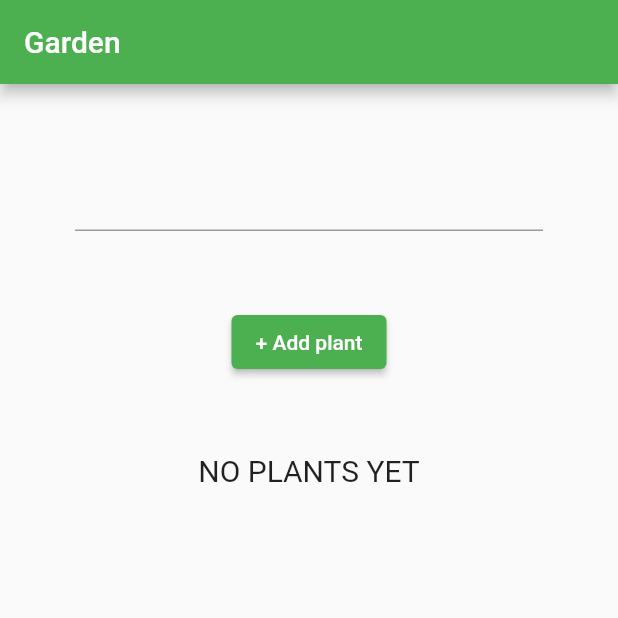
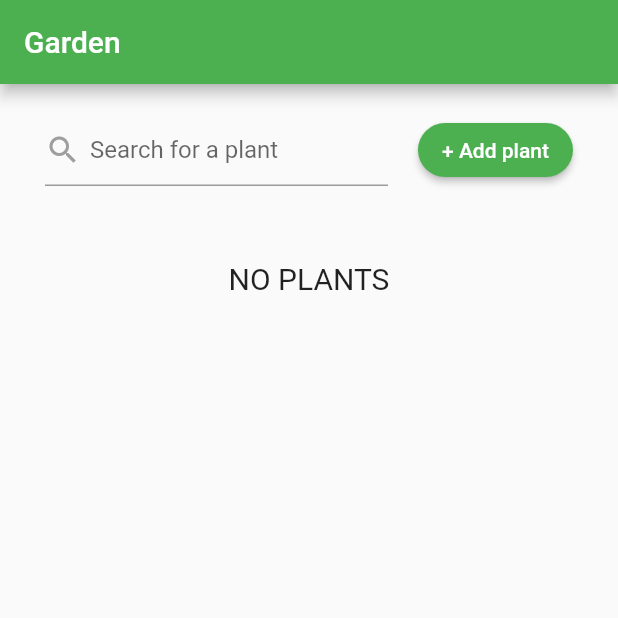
Before and after one commit to 05k4rxF/devinity-recruitment-task, a Flutter app: the screen it shows after launch, on a phone screen of 412 x 824 dp, the top half of it. Run offline on Flutter 3.47's test engine with Material 2 defaults, Android fonts, the phone set to English and light mode, and no system bars; our stand-ins replace bloc, floor, flutter_bloc, flutter_datetime_picker, freezed_annotation, get_it and 2 more; accounts and stored records are empty; generated files the repository leaves out were written again.

Commit message:
feat: Update architecture and finish all features related with searching, adding and editing plants

```diff
--- a/lib/domain/plant.dart
+++ b/lib/domain/plant.dart
@@ -11,4 +11,5 @@ class Plant {
   Plant({this.id, required this.name, required this.plantType, required this.plantedAt});
 
   DateTime get getPlantedTime => DateTime.fromMillisecondsSinceEpoch(plantedAt);
+  String get initials => (name[0] + name[name.length - 1]).toUpperCase();
 }
--- a/lib/domain/plant_service.dart
+++ b/lib/domain/plant_service.dart
@@ -15,9 +15,14 @@ class PlantService {
     plantDao = database.plantDao;
   }
 
-  Future<List<Plant>> findByName(String searchText) async => plantDao.findPlantsByName(searchText);
+  Future<List<Plant>> findByName(String searchText) async => plantDao.findPlantsByName("%$searchText%");
 
   Future<List<Plant>> getAllPlants() async => plantDao.findAllPlants();
 
   Future<void> insertPlant(Plant plant) async => plantDao.insertPlant(plant);
+
+  Future<void> editPlant({required int id, required Plant plant}) async {
+    await plantDao.deletePlant(id);
+    await plantDao.insertPlant(plant);
+  }
 }
--- a/lib/infrastructure/plant_dao.dart
+++ b/lib/infrastructure/plant_dao.dart
@@ -6,12 +6,15 @@ abstract class PlantDao {
   @Query('SELECT * FROM Plant')
   Future<List<Plant>> findAllPlants();
 
-  @Query('SELECT * FROM Plant WHERE name = :name')
+  @Query('SELECT * FROM Plant WHERE name LIKE :name')
   Future<List<Plant>> findPlantsByName(String name);
 
   @Query('SELECT * FROM Plant WHERE id = :id')
   Stream<Plant?> findPlantById(int id);
 
+  @Query('DELETE FROM Plant WHERE id = :id')
+  Future<void> deletePlant(int id);
+
   @insert
   Future<void> insertPlant(Plant plant);
 }
--- a/lib/presentation/home/cubit/home_page_state.dart
+++ b/lib/presentation/home/cubit/home_page_state.dart
@@ -6,8 +6,6 @@ part 'home_page_state.freezed.dart';
 @freezed
 class HomePageState with _$HomePageState {
   const factory HomePageState.loading() = Loading;
-
-  const factory HomePageState.showView({required List<Plant> plants}) = ShowView;
-
+  const factory HomePageState.showView({required List<Plant> plants, @Default(false) isSearching}) = ShowView;
   const factory HomePageState.presentError({required String message}) = PresentError;
 }
--- a/lib/presentation/home/home_page.dart
+++ b/lib/presentation/home/home_page.dart
@@ -1,7 +1,10 @@
 import 'package:devinity_recruitment_task/core/infrastructure/injection/injection.dart';
 import 'package:devinity_recruitment_task/presentation/home/cubit/home_page_cubit.dart';
 import 'package:devinity_recruitment_task/presentation/home/cubit/home_page_state.dart';
+import 'package:devinity_recruitment_task/presentation/home/widgets/plant_list_item.dart';
 import 'package:devinity_recruitment_task/shared/theme/dimensions.dart';
+import 'package:devinity_recruitment_task/shared/ui/widgets/loading_spinner.dart';
+import 'package:devinity_recruitment_task/shared/ui/widgets/rounded_button.dart';
 import 'package:flutter/material.dart';
 import 'package:flutter_bloc/flutter_bloc.dart';
 
@@ -40,14 +43,33 @@ class _BodyState extends State<_Body> {
       mainAxisAlignment: MainAxisAlignment.start,
       children: [
         Padding(
-          padding: const EdgeInsets.symmetric(horizontal: Dim.d50, vertical: Dim.d50),
-          child: TextField(onChanged: (text) => _searchPlant(cubit, text)),
+          padding: const EdgeInsets.symmetric(horizontal: Dim.d30, vertical: Dim.d20),
+          child: Row(
+            children: [
+              Expanded(
+                child: Stack(
+                  alignment: Alignment.centerLeft,
+                  children: [
+                    const Icon(
+                      Icons.search,
+                      color: Colors.grey,
+                    ),
+                    TextField(
+                      onChanged: (text) => _searchPlant(cubit, text),
+                      decoration: const InputDecoration(
+                        hintText: "Search for a plant",
+                        contentPadding: EdgeInsets.only(left: Dim.d30),
+                      ),
+                    ),
+                  ],
+                ),
+              ),
+              Spacers.w20,
+              RoundedButton(title: "+ Add plant", onPressed: () => _onAddPlantTap(context)),
+            ],
+          ),
         ),
-        ElevatedButton(
-          onPressed: () => _onAddPlantTap(context),
-          child: const Text("+ Add plant"),
-        ),
-        Spacers.h50,
+        Spacers.h30,
         Expanded(
           child: Padding(
             padding: const EdgeInsets.symmetric(horizontal: Dim.d30),
@@ -62,27 +84,25 @@ class _BodyState extends State<_Body> {
   }
 
   Widget _builder(HomePageState state) => state.maybeMap(
-        showView: (state) => state.plants.isNotEmpty
-            ? ListView.builder(
-                physics: const NeverScrollableScrollPhysics(),
-                itemCount: state.plants.length,
-                itemBuilder: (context, index) => _listItemBuilder(context),
-              )
-            : const Text(
-                "NO PLANTS YET",
-                style: TextStyle(fontSize: 20),
-              ),
+        showView: (state) => _buildShowView(state),
         orElse: () => const SizedBox.shrink(),
       );
 
-  Widget _listItemBuilder(BuildContext context) {
-    return GestureDetector(
-      onTap: () => _onEditPlantTap(context),
-      child: const Text("ABC"),
-    );
+  Widget _buildShowView(ShowView state) {
+    if (state.isSearching) {
+      return const LoadingSpinner();
+    } else if (state.plants.isNotEmpty) {
+      return ListView.separated(
+        physics: const BouncingScrollPhysics(parent: AlwaysScrollableScrollPhysics()),
+        itemCount: state.plants.length,
+        itemBuilder: (context, index) => PlantListItem(plant: state.plants[index]),
+        separatorBuilder: (context, index) => const Divider(),
+      );
+    } else {
+      return const Text("NO PLANTS", style: TextStyle(fontSize: 20));
+    }
   }
 
+  void _searchPlant(HomePageCubit cubit, String searchText) => cubit.searchPlantByName(searchText);
   void _onAddPlantTap(BuildContext context) => Navigator.pushNamed(context, '/plant-form');
-  void _onEditPlantTap(BuildContext context) => Navigator.pushNamed(context, '/plant-form');
-  void _searchPlant(HomePageCubit cubit, String searchText) => cubit.searchPlantByName(searchText);
 }
--- a/lib/presentation/plant_form/content_controller/plant_form_content_controller.dart
+++ b/lib/presentation/plant_form/content_controller/plant_form_content_controller.dart
@@ -5,6 +5,7 @@ import 'package:flutter/cupertino.dart';
 
 class PlantFormContentController {
   final TextEditingController name = TextEditingController();
+  int? id;
   DateTime plantedAt = DateTime.now();
   PlantType plantType = PlantType.alpines;
 
@@ -28,6 +29,7 @@ class PlantFormContentController {
   void updateByPlant(Plant? plant) {
     if (plant == null) return;
 
+    id = plant.id;
     name.text = plant.name;
     plantedAt = plant.getPlantedTime;
     plantType = plant.plantType.getPlantType!;
--- a/lib/presentation/plant_form/cubit/add_plant_form_cubit.dart
+++ b/lib/presentation/plant_form/cubit/add_plant_form_cubit.dart
@@ -19,23 +19,29 @@ class PlantFormPageCubit extends Cubit<PlantFormPageState> {
     emit(const ShowView());
   }
 
-  Future<void> addPlantToDB() async {
+  Future<void> addPlantToDB(int? id) async {
     emit(const ShowView(isSaving: true));
+
     if (_plantFormContent?.name == null || _plantFormContent?.name == "") {
       emit(const PresentError("Fields can't be empty"));
     } else {
       if (_plantFormContent != null) {
         final _plant = _plantFormContent!.toPlantData();
-        try {
-          // if (_plant != null) {
-          //   await _plantService.insertPlant(_plant);
-          // }
-          emit(PlantSuccessfulyAdded(_plant));
-        } catch (e) {
-          emit(PresentError(e.toString()));
+        if (id != null) {
+          try {
+            await _plantService.editPlant(id: id, plant: _plant);
+            emit(PlantSuccessfulyEdited(_plant));
+          } catch (e) {
+            emit(PresentError(e.toString()));
+          }
+        } else {
+          try {
+            await _plantService.insertPlant(_plant);
+            emit(PlantSuccessfulyAdded(_plant));
+          } catch (e) {
+            emit(PresentError(e.toString()));
+          }
         }
-      } else {
-        return;
       }
     }
     emit(const ShowView());
--- a/lib/presentation/plant_form/cubit/add_plant_form_state.dart
+++ b/lib/presentation/plant_form/cubit/add_plant_form_state.dart
@@ -8,5 +8,6 @@ class PlantFormPageState with _$PlantFormPageState {
   const factory PlantFormPageState.loading() = Loading;
   const factory PlantFormPageState.showView({@Default(false) bool isSaving}) = ShowView;
   const factory PlantFormPageState.plantSuccessfulyAdded(Plant plant) = PlantSuccessfulyAdded;
+  const factory PlantFormPageState.plantSuccessfulyEdited(Plant plant) = PlantSuccessfulyEdited;
   const factory PlantFormPageState.presentError(String message) = PresentError;
 }
--- a/lib/presentation/plant_form/plant_form_page.dart
+++ b/lib/presentation/plant_form/plant_form_page.dart
@@ -7,9 +7,10 @@ import 'package:devinity_recruitment_task/presentation/plant_form/cubit/add_plan
 import 'package:devinity_recruitment_task/presentation/plant_form/cubit/add_plant_form_state.dart';
 import 'package:devinity_recruitment_task/presentation/plant_form/widgets/dropdown_field.dart';
 import 'package:devinity_recruitment_task/shared/theme/dimensions.dart';
-import 'package:devinity_recruitment_task/shared/extensions/transform_string.dart';
 import 'package:devinity_recruitment_task/shared/ui/widgets/loading_spinner.dart';
-import 'package:devinity_recruitment_task/shared/ui/widgets/snackbar.dart';
+import 'package:devinity_recruitment_task/shared/ui/snackbar.dart';
+import 'package:devinity_recruitment_task/shared/ui/widgets/rounded_button.dart';
+import 'package:devinity_recruitment_task/utils/extensions/transform_string.dart';
 import 'package:flutter/material.dart';
 import 'package:flutter_bloc/flutter_bloc.dart';
 import 'package:flutter_datetime_picker/flutter_datetime_picker.dart';
@@ -22,33 +23,41 @@ class PlantFormPage extends StatelessWidget {
 
   @override
   Widget build(BuildContext context) {
+    final List<Plant>? _plants = ModalRoute.of(context)!.settings.arguments as List<Plant>?;
+
     return BlocProvider<PlantFormPageCubit>(
       create: (_) => getIt<PlantFormPageCubit>()..init(),
       child: BlocConsumer<PlantFormPageCubit, PlantFormPageState>(
-        listenWhen: (previous, current) => current is PlantSuccessfulyAdded || current is PresentError,
+        listenWhen: (previous, current) => current is! Loading || current is! ShowView,
         listener: _listener,
         buildWhen: (previous, current) => current is ShowView || current is Loading,
-        builder: (context, state) {
+        builder: (context, state) => _builder(context, state, _plants?.first),
+      ),
+    );
+  }
+
+  Widget _builder(BuildContext context, PlantFormPageState state, Plant? plant) {
     return state.maybeMap(
       loading: (value) => const Center(child: LoadingSpinner()),
       showView: (value) => Scaffold(
         appBar: AppBar(
           title: Text(plant != null ? "Edit Plant Form" : "Add Plant Form"),
         ),
-              body: const _FormBody(),
+        body: _FormBody(plant: plant),
       ),
       orElse: () => const SizedBox.shrink(),
-          );
-        },
-      ),
     );
   }
 
   void _listener(BuildContext context, PlantFormPageState state) {
     state.mapOrNull(
       plantSuccessfulyAdded: (state) {
-        showSnackbar(context, "Plant ${state.plant.name} added");
-        Navigator.of(context).pop();
+        showSnackbar(context, "Plant \"${state.plant.name}\" added");
+        Navigator.pushReplacementNamed(context, "/");
+      },
+      plantSuccessfulyEdited: (state) {
+        showSnackbar(context, "Plant \"${state.plant.name}\" edited");
+        Navigator.pushReplacementNamed(context, "/");
       },
       presentError: (state) => showSnackbar(context, state.message),
     );
@@ -57,8 +66,11 @@ class PlantFormPage extends StatelessWidget {
 
 class _FormBody extends StatefulWidget {
   const _FormBody({
+    this.plant,
     Key? key,
   }) : super(key: key);
+
+  final Plant? plant;
 
   @override
   State<_FormBody> createState() => _FormBodyState();
@@ -74,6 +86,7 @@ class _FormBodyState extends State<_FormBody> {
     final cubit = context.read<PlantFormPageCubit>();
 
     _contentController = PlantFormContentController((content) => _onChangeDetails(content, cubit));
+    _contentController.updateByPlant(widget.plant);
   }
 
   @override
@@ -100,7 +113,7 @@ class _FormBodyState extends State<_FormBody> {
           DropdownField<PlantType>(
             items: _getPlantTypes,
             onSelect: (plantType) => _contentController.update(plantType: plantType),
-            initialValue: PlantType.alpines,
+            initialValue: widget.plant?.plantType.getPlantType ?? PlantType.alpines,
           ),
           Spacers.h20,
           const Text("Plant date"),
@@ -108,7 +121,7 @@ class _FormBodyState extends State<_FormBody> {
           GestureDetector(
             onTap: () => _showDateTimePicker(context),
             child: Text(
-              DateFormat('yyyy-MM-dd').format(_date),
+              DateFormat('dd-MM-yyyy').format(_date),
               style: const TextStyle(fontSize: 16),
             ),
           ),
@@ -120,9 +133,9 @@ class _FormBodyState extends State<_FormBody> {
                 return state.maybeMap(
                   showView: (value) => value.isSaving
                       ? const LoadingSpinner()
-                      : ElevatedButton(
-                          onPressed: () => _onSaveTap(context, cubit),
-                          child: const Text("Save"),
+                      : RoundedButton(
+                          title: "Save",
+                          onPressed: () => _onSaveTap(context, cubit, widget.plant?.id),
                         ),
                   orElse: () => const SizedBox.shrink(),
                 );
@@ -135,7 +148,7 @@ class _FormBodyState extends State<_FormBody> {
   }
 
   List<DropdownItem<PlantType>> get _getPlantTypes {
-    return PlantType.values.map((e) => DropdownItem(data: e, title: e.getString.capitalize())).toList();
+    return PlantType.values.map((e) => DropdownItem(data: e, title: e.getString.capitalize)).toList();
   }
 
   Future<DateTime?> _showDateTimePicker(BuildContext context) {
@@ -157,6 +170,6 @@ class _FormBodyState extends State<_FormBody> {
     });
   }
 
-  void _onSaveTap(BuildContext context, PlantFormPageCubit cubit) => cubit.addPlantToDB();
+  void _onSaveTap(BuildContext context, PlantFormPageCubit cubit, int? id) => cubit.addPlantToDB(id);
   void _onChangeDetails(PlantFormContent content, PlantFormPageCubit cubit) => cubit.updatePlantsContent(content);
 }
--- a/lib/shared/theme/dimensions.dart
+++ b/lib/shared/theme/dimensions.dart
@@ -18,6 +18,8 @@ class Spacers {
   static const Widget h30 = SizedBox(height: Dim.d30);
   static const Widget h50 = SizedBox(height: Dim.d50);
 
+  static const Widget w10 = SizedBox(width: Dim.d10);
+  static const Widget w20 = SizedBox(width: Dim.d20);
   static const Widget w30 = SizedBox(width: Dim.d30);
   static const Widget w50 = SizedBox(width: Dim.d50);
 }
--- /dev/null
+++ b/lib/shared/ui/widgets/rounded_button.dart
@@ -0,0 +1,28 @@
+import 'package:devinity_recruitment_task/shared/theme/dimensions.dart';
+import 'package:flutter/material.dart';
+
+class RoundedButton extends StatelessWidget {
+  const RoundedButton({
+    required this.title,
+    required this.onPressed,
+    this.radius = Dim.d20,
+    Key? key,
+  }) : super(key: key);
+
+  final String title;
+  final VoidCallback onPressed;
+  final double radius;
+
+  @override
+  Widget build(BuildContext context) {
+    return ElevatedButton(
+      onPressed: onPressed,
+      child: Text(title),
+      style: ButtonStyle(
+        shape: MaterialStateProperty.all<RoundedRectangleBorder>(
+          RoundedRectangleBorder(borderRadius: BorderRadius.circular(radius)),
+        ),
+      ),
+    );
+  }
+}
--- a/lib/utils/extensions/transform_string.dart
+++ b/lib/utils/extensions/transform_string.dart
@@ -1,5 +1,5 @@
 extension StringExtension on String {
-  String capitalize() {
+  String get capitalize {
     return "${this[0].toUpperCase()}${substring(1)}";
   }
 }
```
Also changed, not shown: lib/presentation/home/cubit/home_page_cubit.dart (+11 -7 lines), lib/presentation/home/widgets/plant_list_item.dart (added, +60 -0 lines), lib/presentation/plant_form/widgets/dropdown_field.dart (+7 -6 lines), lib/shared/ui/snackbar.dart (renamed from lib/shared/ui/widgets/snackbar.dart), 1 other file. Lines whose indentation alone changed are shown as unchanged.
